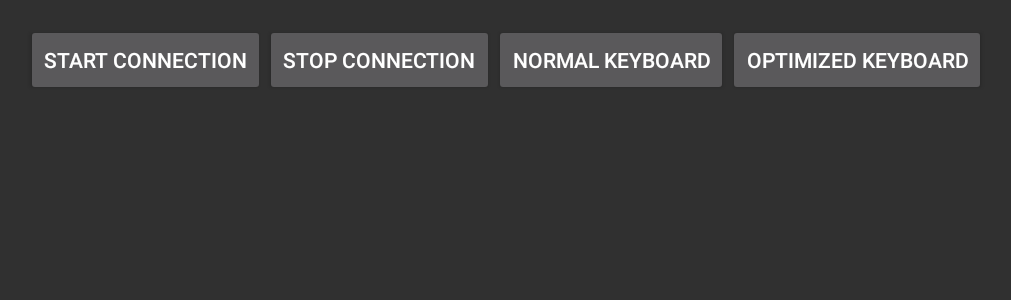
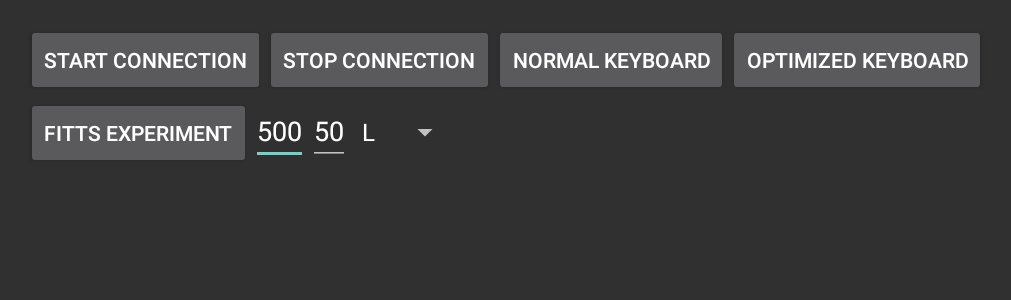
Before and after one commit to dl541/KeyboardPressingLogger, an Android app: the screen it shows after launch (MainActivity), on a phone screen of 824 x 412 dp (held sideways). Shown: the top 300 px of the screen, without its empty margins (70-1081 px from the left). Run offline under Robolectric (Android 15) with nearby library versions, the phone set to English and light mode, and no system bars.

Commit message:
Add functionalty for Fitts experiments

```diff
--- a/app/src/main/AndroidManifest.xml
+++ b/app/src/main/AndroidManifest.xml
@@ -24,6 +24,8 @@
             android:screenOrientation="landscape"></activity>
         <activity android:name=".OptimizedKeyboardActivity"
             android:screenOrientation="landscape"></activity>
+        <activity android:name=".FittsExperimentActivity"
+            android:screenOrientation="landscape"></activity>
 
     </application>
     <uses-permission android:name="android.permission.WRITE_EXTERNAL_STORAGE" />
--- a/app/src/main/java/com/example/android/justjava/MainActivity.java
+++ b/app/src/main/java/com/example/android/justjava/MainActivity.java
@@ -10,6 +10,9 @@ import android.support.v4.content.ContextCompat;
 import android.support.v7.app.AppCompatActivity;
 import android.util.Log;
 import android.view.View;
+import android.widget.ArrayAdapter;
+import android.widget.EditText;
+import android.widget.Spinner;
 import android.widget.Toast;
 
 import java.io.IOException;
@@ -34,11 +37,18 @@ public class MainActivity extends AppCompatActivity implements View.OnClickListe
         setContentView(R.layout.activity_main);
 //        getWritingPermission();
         getInternetPermission();
-
+        setupDropDownList();
         View logButton = findViewById(R.id.logButton);
         logButton.setOnClickListener(this);
         mHandler = new Handler();
 
+    }
+
+    private void setupDropDownList(){
+        Spinner dropdown = findViewById(R.id.dropDownList);
+        String[] items = new String[]{"L", "R"};
+        ArrayAdapter<String> adapter = new ArrayAdapter<>(this, android.R.layout.simple_spinner_dropdown_item, items);
+        dropdown.setAdapter(adapter);
     }
 
     @Override
@@ -122,4 +132,20 @@ public class MainActivity extends AppCompatActivity implements View.OnClickListe
     public void toOptimizedKeyboard(View v){
         startActivity(new Intent(MainActivity.this, OptimizedKeyboardActivity.class));
     }
+
+    public void toFittsExperiment(View v){
+        Intent fittsIntent = new Intent(MainActivity.this, FittsExperimentActivity.class);
+        EditText editFittsD = findViewById(R.id.FittsD);
+        int D = Integer.parseInt(editFittsD.getText().toString());
+
+        EditText editFittsW = findViewById(R.id.FittsW);
+        int W = Integer.parseInt(editFittsW.getText().toString());
+
+        Spinner dropDown = findViewById(R.id.dropDownList);
+        String hand = dropDown.getSelectedItem().toString();
+        fittsIntent.putExtra("FittsD", D);
+        fittsIntent.putExtra("FittsW", W);
+        fittsIntent.putExtra("Hand", hand);
+        startActivity(fittsIntent);
+    }
 }
--- a/app/src/main/java/com/example/android/justjava/OptimizedKeyboardView.java
+++ b/app/src/main/java/com/example/android/justjava/OptimizedKeyboardView.java
@@ -15,9 +15,6 @@ import java.util.ArrayList;
 import java.util.Comparator;
 import java.util.List;
 
-/**
- * TODO: document your custom view class.
- */
 public class OptimizedKeyboardView extends View {
     private List<OptimizedButton> optimizedButtonList = new ArrayList<OptimizedButton>();
     private float circleRadius = 25f;
--- a/app/src/main/res/layout/activity_main.xml
+++ b/app/src/main/res/layout/activity_main.xml
@@ -48,6 +48,35 @@
                 android:text="optimized keyboard" />
 
         </LinearLayout>
+        <LinearLayout
+            android:layout_width="wrap_content"
+            android:layout_height="wrap_content">
+
+            <Button
+                android:layout_width="wrap_content"
+                android:layout_height="wrap_content"
+                android:text = "Fitts Experiment"
+                android:onClick = "toFittsExperiment"/>
+
+            <EditText
+                android:layout_width="wrap_content"
+                android:layout_height="wrap_content"
+                android:text = "500"
+                android:id = "@+id/FittsD"/>
+
+            <EditText
+                android:layout_width="wrap_content"
+                android:layout_height="wrap_content"
+                android:text = "50"
+                android:id = "@+id/FittsW"/>
+
+            <Spinner
+                android:layout_width="wrap_content"
+                android:layout_height="match_parent"
+                android:id = "@+id/dropDownList"
+                android:spinnerMode="dropdown">
+            </Spinner>
+        </LinearLayout>
 
     </LinearLayout>
 
```
Also changed, not shown: app/src/main/java/com/example/android/justjava/FittsExperimentActivity.java (added, +99 -0 lines), app/src/main/java/com/example/android/justjava/FittsExperimentView.java (added, +95 -0 lines), app/src/main/res/layout/fitts_experiment.xml (added, +11 -0 lines).
